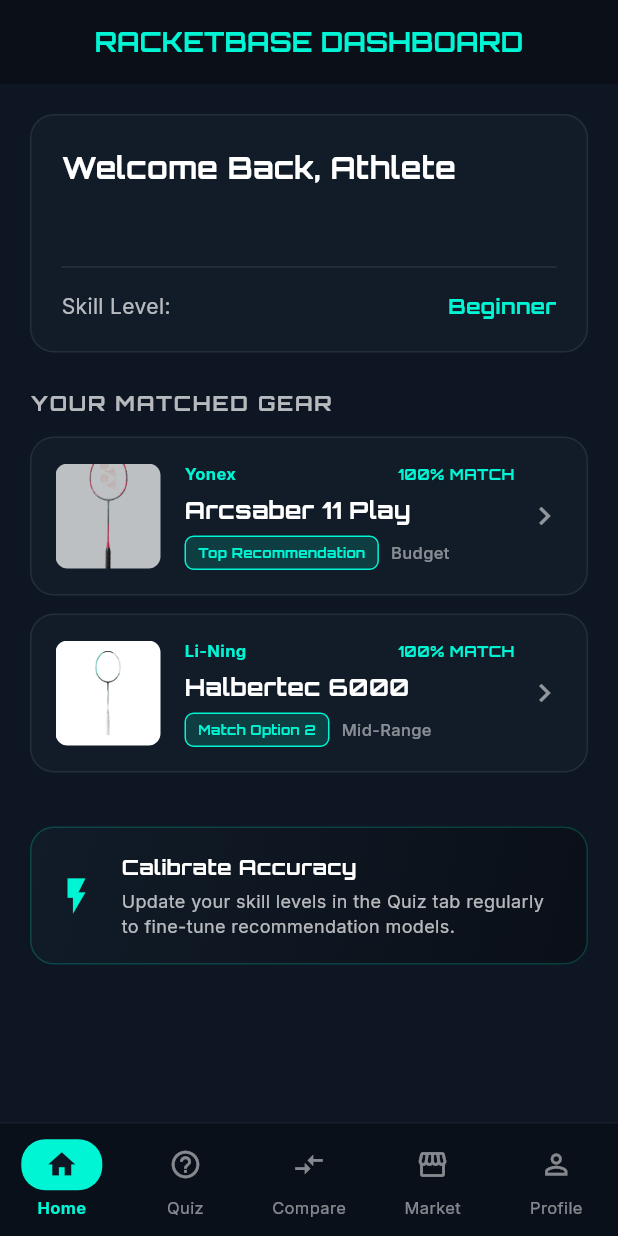
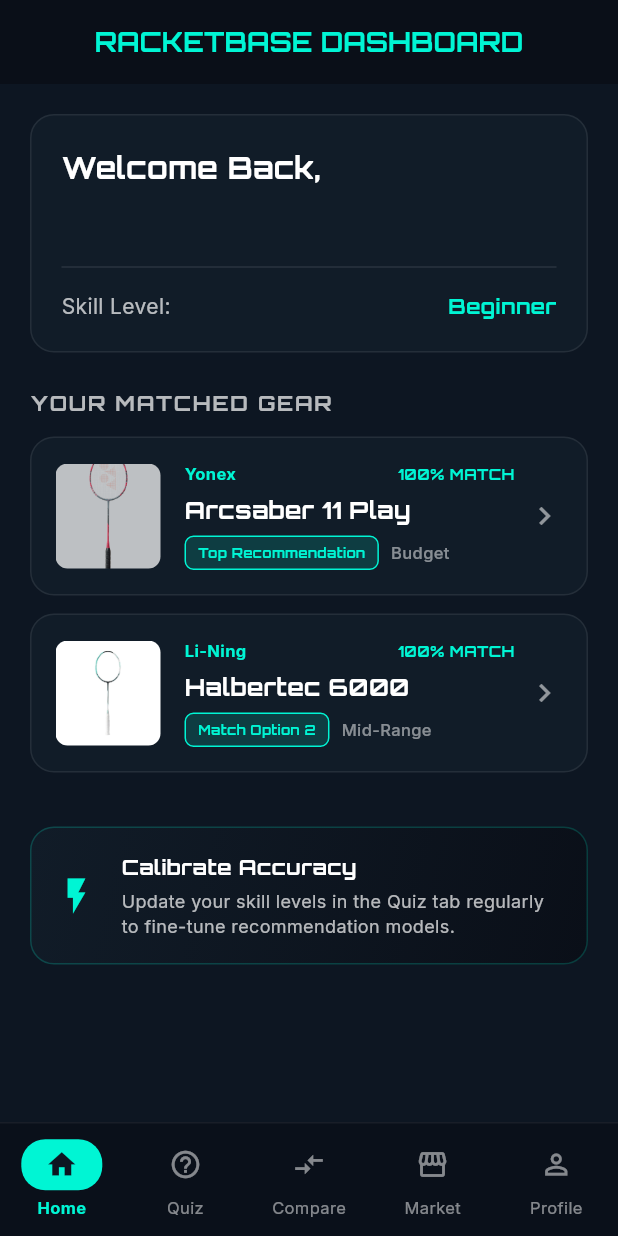
Before and after one commit to howardwhw04/cp_badminton_racket_recommender, a Flutter app: the screen it shows once a user with an empty profile is signed in, on a phone screen of 412 x 824 dp. Run offline on Flutter 3.47's test engine with Material 3 defaults, Android fonts, the light colour scheme and no system bars; our stand-ins replace device_preview, google_fonts, image_picker, supabase_flutter; accounts and stored records are empty; network calls fail.

Commit message:
feat(dashboard): dynamically display user displayName in welcome message

```diff
--- a/lib/models/user_profile.dart
+++ b/lib/models/user_profile.dart
@@ -36,7 +36,8 @@
       playingStyle: json['playing_style'] as String? ?? 'All-Rounder',
       hasLowStrength: json['has_low_strength'] as bool? ?? false,
       matchType: json['match_type'] as String? ?? 'Singles',
-      preferredBudgetTier: json['preferred_budget_tier'] as String? ?? 'Mid-Range',
+      preferredBudgetTier:
+          json['preferred_budget_tier'] as String? ?? 'Mid-Range',
       updatedAt: json['updated_at'] != null
           ? DateTime.parse(json['updated_at'] as String)
           : DateTime.now(),
--- a/lib/screens/main_navigation_screen.dart
+++ b/lib/screens/main_navigation_screen.dart
@@ -185,9 +185,9 @@
               child: Column(
                 crossAxisAlignment: CrossAxisAlignment.start,
                 children: [
-                  const Text(
-                    "Welcome Back, Athlete",
-                    style: TextStyle(
+                  Text(
+                    "Welcome Back, ${state.displayName}",
+                    style: const TextStyle(
                       color: Colors.white,
                       fontFamily: 'Orbitron',
                       fontSize: 20,
```
